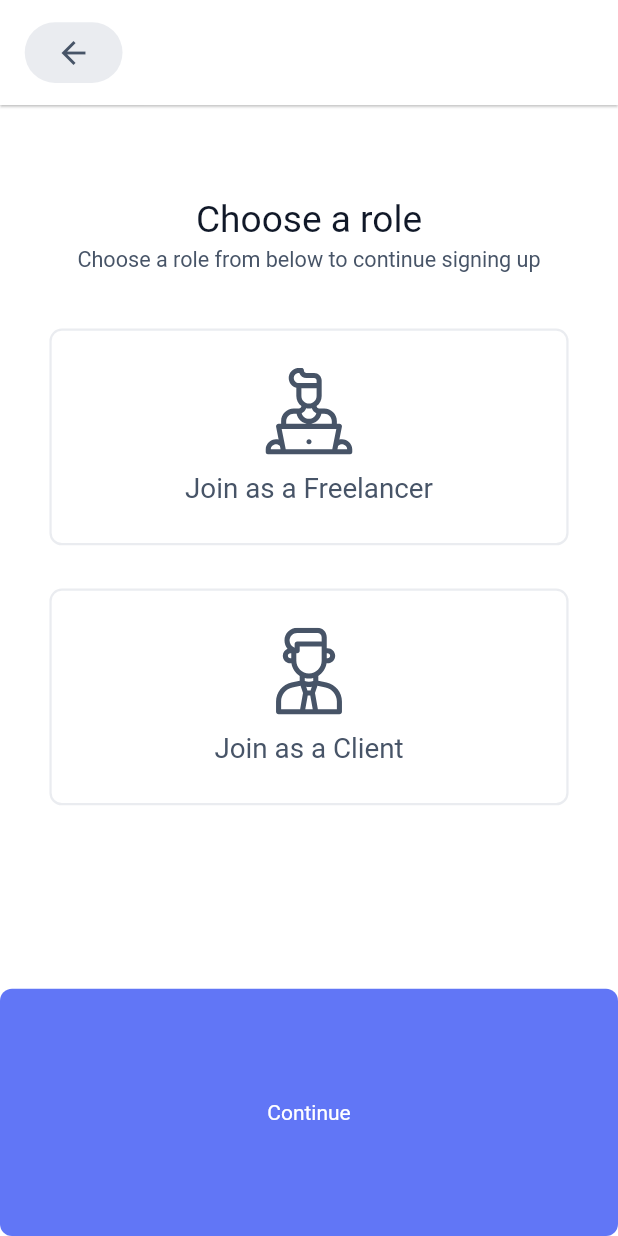
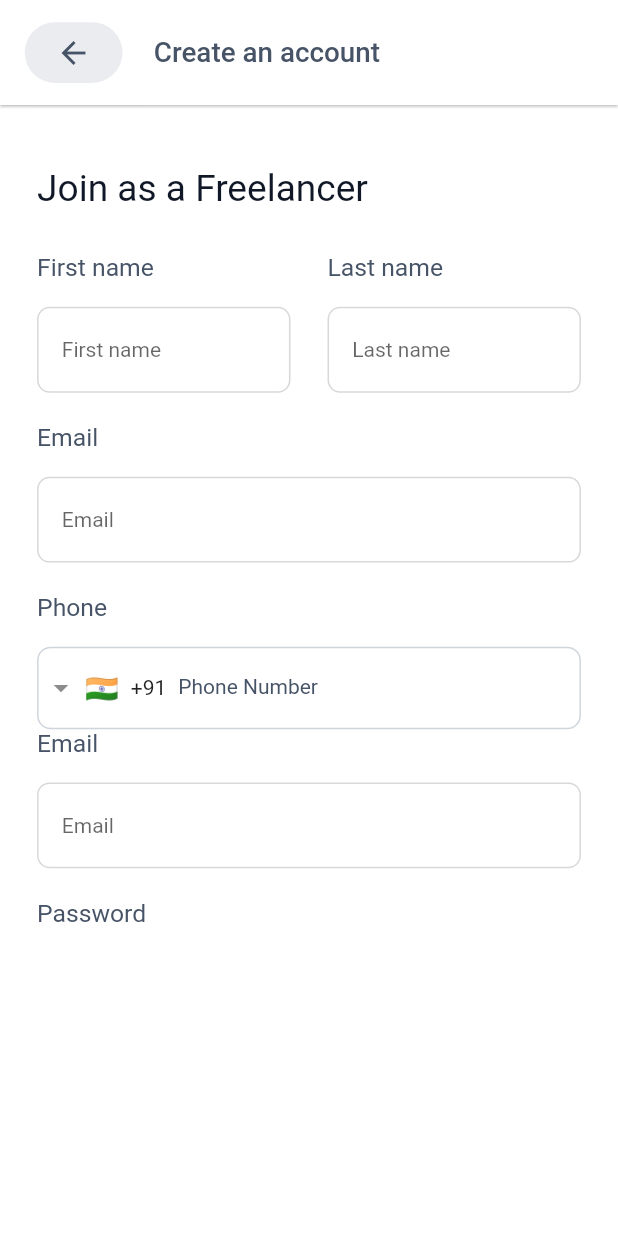
Before and after one commit to saleheen1/xillancer, a Flutter app: the screen it shows after launch, after a tap on "Continue", on a phone screen of 412 x 824 dp. Run offline on Flutter 3.47's test engine with Material 2 defaults, Android fonts, the phone set to English and light mode, and no system bars; drawn by our look-alikes of intl_phone_field; our stand-ins replace connectivity_plus, flutter_spinkit, flutter_svg, get, shared_preferences.

Commit message:
working on sign up frontend

```diff
--- a/lib/business_logic/core/utils/const_strings.dart
+++ b/lib/business_logic/core/utils/const_strings.dart
@@ -3,9 +3,9 @@ class ConstString {
   static const String chooseArole = "Choose a role";
   static const String joinAsAfreelancer = 'Join as a Freelancer';
   static const String joinAsAclient = 'Join as a Client';
+  static const String continueTxt = 'Continue';
   static const String chooseRoleToSignup =
       'Choose a role from below to continue signing up';
   static const String plzCheckInternet =
       'Please check your internet connection';
-  // static const String welcome = ;
 }
--- a/lib/business_logic/core/utils/constant_colors.dart
+++ b/lib/business_logic/core/utils/constant_colors.dart
@@ -12,3 +12,4 @@ const Color greyThree = Color(0xff344054);
 const Color greyFour = Color(0xff475467);
 const Color greyFive = Color(0xffD0D5DD);
 const Color greyBorder = Color(0xffEAECF0);
+final inputFieldBorderColor = Colors.grey.withOpacity(.4);
--- a/lib/business_logic/core/utils/translate_strings.dart
+++ b/lib/business_logic/core/utils/translate_strings.dart
@@ -6,4 +6,5 @@ var translateStrings = {
   ConstString.chooseArole: ConstString.chooseArole,
   ConstString.chooseRoleToSignup: ConstString.chooseRoleToSignup,
   ConstString.joinAsAfreelancer: ConstString.joinAsAfreelancer,
+  ConstString.continueTxt: ConstString.continueTxt,
 };
--- a/lib/business_logic/core/utils/ui_const.dart
+++ b/lib/business_logic/core/utils/ui_const.dart
@@ -1,5 +1,7 @@
 import 'package:flutter/material.dart';
 import 'package:get/get.dart';
+
+var screenPaddingH = paddingH(6);
 
 SizedBox gapH(double number) => SizedBox(height: Get.width * number / 100);
 SizedBox gapW(double number) => SizedBox(width: Get.width * number / 100);
@@ -63,5 +65,21 @@ final shimmerGradient = LinearGradient(colors: [
 // Margin
 // ==========>
 
+EdgeInsets margin(double number) => EdgeInsets.all(Get.width * number / 100);
+EdgeInsets marginRight(double number) =>
+    EdgeInsets.only(right: Get.width * number / 100);
 EdgeInsets marginLeft(double number) =>
     EdgeInsets.only(left: Get.width * number / 100);
+EdgeInsets marginTop(double number) =>
+    EdgeInsets.only(top: Get.width * number / 100);
+EdgeInsets marginBottom(double number) =>
+    EdgeInsets.only(bottom: Get.width * number / 100);
+EdgeInsets marginH(double number) =>
+    EdgeInsets.symmetric(horizontal: Get.width * number / 100);
+EdgeInsets marginV(double number) =>
+    EdgeInsets.symmetric(vertical: Get.width * number / 100);
+
+EdgeInsets marginSym({required double h, required double v}) {
+  return EdgeInsets.symmetric(
+      horizontal: Get.width * h / 100, vertical: Get.width * v / 100);
+}
--- a/lib/business_logic/core/utils/ui_utils.dart
+++ b/lib/business_logic/core/utils/ui_utils.dart
@@ -1,9 +1,6 @@
 import 'package:flutter/material.dart';
 import 'package:flutter_spinkit/flutter_spinkit.dart';
 import 'package:xilancer/business_logic/core/utils/constant_colors.dart';
-import 'package:xilancer/business_logic/core/utils/ui_const.dart';
-
-var screenPaddingH = paddingH(8);
 
 showLoading({Color? color}) {
   return SpinKitThreeBounce(
--- a/lib/ui/screens/auth/choose_role_page.dart
+++ b/lib/ui/screens/auth/choose_role_page.dart
@@ -6,6 +6,7 @@ import 'package:xilancer/business_logic/core/utils/const_strings.dart';
 import 'package:xilancer/business_logic/core/utils/constant_colors.dart';
 import 'package:xilancer/business_logic/core/utils/ui_const.dart';
 import 'package:xilancer/business_logic/core/utils/ui_utils.dart';
+import 'package:xilancer/ui/screens/auth/freelancer/signup_freelancer_page.dart';
 import 'package:xilancer/ui/widgets/common_widgets.dart';
 import 'package:xilancer/ui/widgets/text_utils.dart';
 
@@ -66,10 +67,16 @@ class _ChooseRolePageState extends State<ChooseRolePage> {
           );
         }),
       ),
-      bottomNavigationBar: SizedBox(
-        height: Get.height * 0.2,
-        child: buttonPrimary('Continue', () {}),
-      ),
+      bottomNavigationBar:
+          GetBuilder<TranslateController>(builder: (TranslateController tr) {
+        return Container(
+          margin: marginSym(h: 5, v: 7),
+          height: Get.height * 0.07,
+          child: buttonPrimary(tr.getString(ConstString.continueTxt), () {
+            Get.to(const SignupFreelancerPage());
+          }),
+        );
+      }),
     );
   }
 }
--- /dev/null
+++ b/lib/ui/screens/auth/components/auth_helper.dart
@@ -0,0 +1,23 @@
+import 'package:flutter/material.dart';
+import 'package:xilancer/business_logic/core/utils/constant_colors.dart';
+
+class AuthHelper {
+  phoneFieldDecoration() {
+    return InputDecoration(
+        labelText: 'Phone Number',
+        // hintTextDirection: TextDirection.rtl,
+        labelStyle: const TextStyle(color: greyFour, fontSize: 14),
+        enabledBorder: OutlineInputBorder(
+            borderSide: const BorderSide(color: greyFive),
+            borderRadius: BorderRadius.circular(9)),
+        focusedBorder: const OutlineInputBorder(
+            borderSide: BorderSide(color: primaryColor)),
+        errorBorder: const OutlineInputBorder(
+            borderSide: BorderSide(color: warningColor)),
+        focusedErrorBorder: const OutlineInputBorder(
+            borderSide: BorderSide(color: primaryColor)),
+        hintText: 'Enter phone number',
+        contentPadding:
+            const EdgeInsets.symmetric(horizontal: 8, vertical: 18));
+  }
+}
--- /dev/null
+++ b/lib/ui/screens/auth/freelancer/signup_freelancer_page.dart
@@ -0,0 +1,119 @@
+import 'package:flutter/material.dart';
+import 'package:get/get.dart';
+import 'package:intl_phone_field/intl_phone_field.dart';
+import 'package:xilancer/business_logic/controllers/translate_controller.dart';
+import 'package:xilancer/business_logic/core/utils/const_strings.dart';
+import 'package:xilancer/business_logic/core/utils/ui_const.dart';
+import 'package:xilancer/ui/screens/auth/components/auth_helper.dart';
+import 'package:xilancer/ui/widgets/common_widgets.dart';
+import 'package:xilancer/ui/widgets/custom_input.dart';
+import 'package:xilancer/ui/widgets/text_utils.dart';
+
+class SignupFreelancerPage extends StatelessWidget {
+  const SignupFreelancerPage({super.key});
+
+  @override
+  Widget build(BuildContext context) {
+    return Scaffold(
+      appBar: appbarCommon(title: ConstString.createAnAccount),
+      backgroundColor: Colors.white,
+      body: SingleChildScrollView(
+        child:
+            GetBuilder<TranslateController>(builder: (TranslateController tr) {
+          return Container(
+            padding: screenPaddingH,
+            child:
+                Column(crossAxisAlignment: CrossAxisAlignment.start, children: [
+              gapH(10),
+              Text(
+                tr.getString(ConstString.joinAsAfreelancer),
+                style: TextUtils.titleMedium(),
+              ),
+              gapH(7),
+
+              //first name, last name
+              // =================>
+              Row(
+                children: [
+                  Expanded(
+                      child: Column(
+                    crossAxisAlignment: CrossAxisAlignment.start,
+                    children: [
+                      Text(
+                        tr.getString('First name'),
+                        style: TextUtils.inputLabel(),
+                      ),
+                      gapH(4),
+                      CustomInput(
+                        hintText: 'First name',
+                      )
+                    ],
+                  )),
+                  gapW(6),
+                  Expanded(
+                      child: Column(
+                    crossAxisAlignment: CrossAxisAlignment.start,
+                    children: [
+                      Text(
+                        tr.getString('Last name'),
+                        style: TextUtils.inputLabel(),
+                      ),
+                      gapH(4),
+                      CustomInput(
+                        hintText: 'Last name',
+                      )
+                    ],
+                  ))
+                ],
+              ),
+
+              //email
+              // =================>
+              Text(
+                tr.getString('Email'),
+                style: TextUtils.inputLabel(),
+              ),
+              gapH(4),
+              CustomInput(
+                hintText: 'Email',
+              ),
+
+              //Phone
+              // =================>
+              Text(
+                tr.getString('Phone'),
+                style: TextUtils.inputLabel(),
+              ),
+              gapH(4),
+              IntlPhoneField(
+                decoration: AuthHelper().phoneFieldDecoration(),
+                initialCountryCode: 'IN',
+                disableLengthCheck: true,
+                onChanged: (phone) {},
+              ),
+
+              //email
+              // =================>
+              Text(
+                tr.getString('Email'),
+                style: TextUtils.inputLabel(),
+              ),
+              gapH(4),
+              CustomInput(
+                hintText: 'Email',
+              ),
+
+              //password
+              // =================>
+              Text(
+                tr.getString('Password'),
+                style: TextUtils.inputLabel(),
+              ),
+              gapH(4),
+            ]),
+          );
+        }),
+      ),
+    );
+  }
+}
--- a/lib/ui/screens/auth/signup_page.dart
+++ /dev/null
@@ -1,21 +0,0 @@
-import 'package:flutter/material.dart';
-import 'package:xilancer/business_logic/core/utils/const_strings.dart';
-import 'package:xilancer/business_logic/core/utils/ui_utils.dart';
-import 'package:xilancer/ui/widgets/common_widgets.dart';
-
-class SignupPage extends StatelessWidget {
-  const SignupPage({super.key});
-
-  @override
-  Widget build(BuildContext context) {
-    return Scaffold(
-      appBar: appbarCommon(title: ConstString.createAnAccount),
-      body: SingleChildScrollView(
-        child: Container(
-          padding: screenPaddingH,
-          child: Column(children: const []),
-        ),
-      ),
-    );
-  }
-}
--- a/lib/ui/widgets/common_widgets.dart
+++ b/lib/ui/widgets/common_widgets.dart
@@ -4,6 +4,7 @@ import 'package:xilancer/business_logic/controllers/translate_controller.dart';
 import 'package:xilancer/business_logic/core/utils/constant_colors.dart';
 import 'package:xilancer/business_logic/core/utils/ui_const.dart';
 import 'package:xilancer/business_logic/core/utils/ui_utils.dart';
+import 'package:xilancer/ui/widgets/text_utils.dart';
 
 appbarCommon(
     {String? title, bool hasBackButton = true, bool centerTitle = false}) {
@@ -28,7 +29,10 @@ appbarCommon(
         ],
       ),
     ),
-    title: Text(title ?? ''),
+    title: Text(
+      title ?? '',
+      style: TextUtils.appbarTitle(),
+    ),
   );
 }
 
--- /dev/null
+++ b/lib/ui/widgets/custom_input.dart
@@ -0,0 +1,103 @@
+import 'package:flutter/material.dart';
+import 'package:xilancer/business_logic/core/utils/constant_colors.dart';
+import 'package:xilancer/business_logic/core/utils/ui_const.dart';
+
+class CustomInput extends StatelessWidget {
+  final String? hintText;
+  final Function(String)? onChanged;
+  final String? Function(String?)? validation;
+  final TextInputAction textInputAction;
+  final bool isPasswordField;
+  final FocusNode? focusNode;
+  final bool isNumberField;
+  final String? prefixIcon;
+  final String? suffixIcon;
+  final double? paddingHorizontal;
+  final double? paddingVertical;
+  final double? marginB;
+  final double? borderRadius;
+  TextEditingController? controller;
+
+  CustomInput({
+    Key? key,
+    this.hintText,
+    this.onChanged,
+    this.textInputAction = TextInputAction.next,
+    this.isPasswordField = false,
+    this.focusNode,
+    this.isNumberField = false,
+    this.controller,
+    this.validation,
+    this.prefixIcon,
+    this.suffixIcon,
+    this.paddingHorizontal,
+    this.marginB,
+    this.borderRadius,
+    this.paddingVertical,
+  }) : super(key: key);
+
+  @override
+  Widget build(BuildContext context) {
+    return Container(
+        margin: marginBottom(marginB ?? 5),
+        child: TextFormField(
+          controller: controller,
+          keyboardType:
+              isNumberField ? TextInputType.number : TextInputType.text,
+          focusNode: focusNode,
+          onChanged: onChanged,
+          validator: validation,
+          textInputAction: textInputAction,
+          obscureText: isPasswordField,
+          style: const TextStyle(fontSize: 14),
+          decoration: InputDecoration(
+              prefixIcon: prefixIcon != null
+                  ? Column(
+                      mainAxisAlignment: MainAxisAlignment.center,
+                      children: [
+                        Container(
+                          height: 20.0,
+                          width: 40.0,
+                          decoration: BoxDecoration(
+                            image: DecorationImage(
+                                image: AssetImage(prefixIcon!),
+                                fit: BoxFit.fitHeight),
+                          ),
+                        ),
+                      ],
+                    )
+                  : null,
+              suffixIcon: suffixIcon != null
+                  ? Column(
+                      mainAxisAlignment: MainAxisAlignment.center,
+                      children: [
+                        Container(
+                          height: 20.0,
+                          width: 40.0,
+                          decoration: BoxDecoration(
+                            image: DecorationImage(
+                                image: AssetImage(prefixIcon!),
+                                fit: BoxFit.fitHeight),
+                          ),
+                        ),
+                      ],
+                    )
+                  : null,
+              enabledBorder: OutlineInputBorder(
+                  borderSide: BorderSide(color: inputFieldBorderColor),
+                  borderRadius: radius(borderRadius ?? 2)),
+              focusedBorder: OutlineInputBorder(
+                  borderSide: const BorderSide(color: primaryColor),
+                  borderRadius: radius(borderRadius ?? 2)),
+              errorBorder: OutlineInputBorder(
+                  borderRadius: radius(borderRadius ?? 2),
+                  borderSide: const BorderSide(color: warningColor)),
+              focusedErrorBorder: OutlineInputBorder(
+                  borderSide: const BorderSide(color: primaryColor),
+                  borderRadius: radius(borderRadius ?? 2)),
+              hintText: hintText,
+              contentPadding: paddingSym(
+                  h: paddingHorizontal ?? 4, v: paddingVertical ?? 5)),
+        ));
+  }
+}
--- a/lib/ui/widgets/text_utils.dart
+++ b/lib/ui/widgets/text_utils.dart
@@ -23,4 +23,18 @@ class TextUtils {
       fontSize: Get.width * .035,
     );
   }
+
+  static TextStyle appbarTitle({color}) {
+    return TextStyle(
+      color: color ?? greyFour,
+      fontSize: Get.width * .045,
+    );
+  }
+
+  static TextStyle inputLabel({color}) {
+    return TextStyle(
+      color: color ?? greyFour,
+      fontSize: Get.width * .040,
+    );
+  }
 }
--- a/pubspec.yaml
+++ b/pubspec.yaml
@@ -36,6 +36,7 @@ dependencies:
   flutter_svg: ^2.0.5
   get: ^4.6.5
   intl: ^0.18.1
+  intl_phone_field: ^3.1.0
   shared_preferences: ^2.1.0
 
 dev_dependencies:
```
Also changed, not shown: pubspec.lock.
